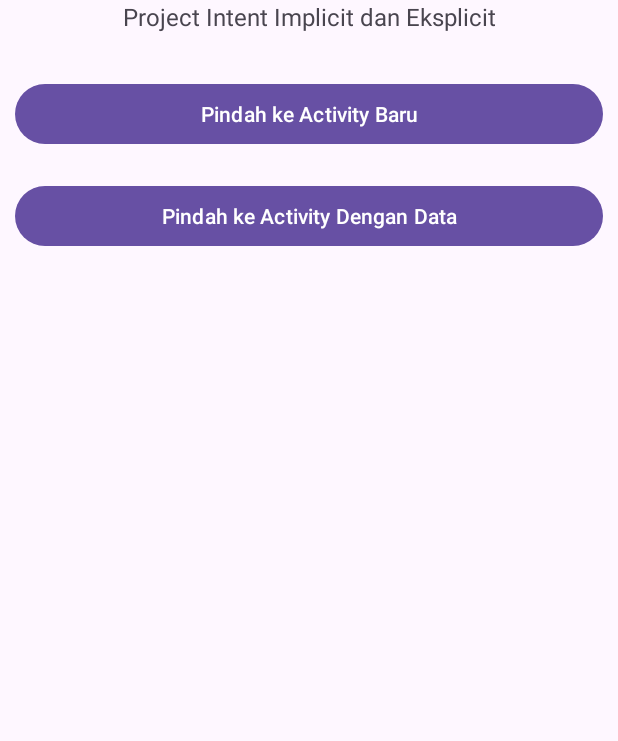
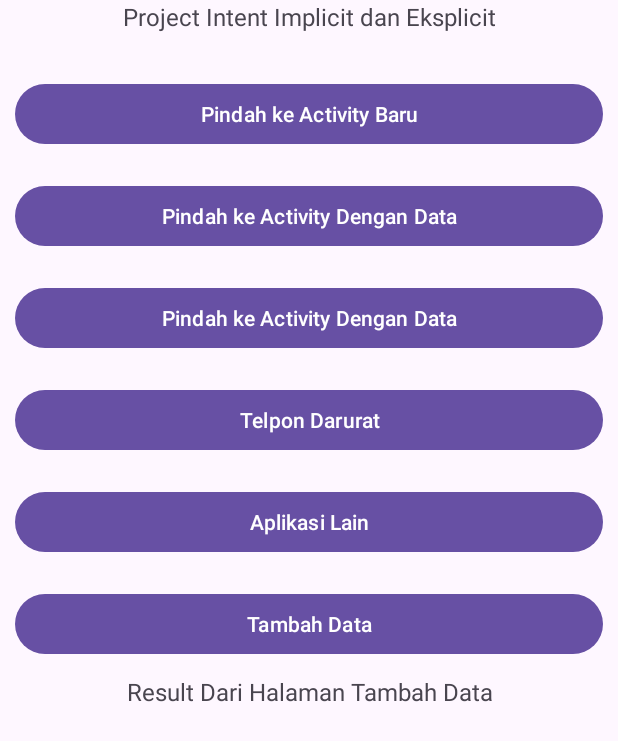
Before and after one commit to Revifaturahman/Interaksi-Activity, an Android app: the screen it shows after launch (MainActivity), on a phone screen of 412 x 824 dp. Shown: the top 741 px of the screen. Run offline under Robolectric (Android 15) with nearby library versions, the phone set to English and light mode, and no system bars.

```diff
--- a/app/build.gradle.kts
+++ b/app/build.gradle.kts
@@ -1,6 +1,7 @@
 plugins {
     alias(libs.plugins.android.application)
     alias(libs.plugins.kotlin.android)
+    id("kotlin-parcelize")
 }
 
 android {
--- a/app/src/main/AndroidManifest.xml
+++ b/app/src/main/AndroidManifest.xml
@@ -12,6 +12,12 @@
         android:supportsRtl="true"
         android:theme="@style/Theme.InteraksiActivity"
         tools:targetApi="31">
+        <activity
+            android:name=".TambahActivity"
+            android:exported="false" />
+        <activity
+            android:name=".PindahDenganObject"
+            android:exported="false" />
         <activity
             android:name=".PindahDenganData"
             android:exported="false" />
--- a/app/src/main/res/layout/activity_main.xml
+++ b/app/src/main/res/layout/activity_main.xml
@@ -18,7 +18,7 @@
         android:layout_marginBottom="20dp"/>
 
     <Button
-        android:id="@+id/btn_pindah"
+        android:id="@+id/btnPindah"
         android:layout_width="match_parent"
         android:layout_height="wrap_content"
         android:layout_margin="10dp"
@@ -26,11 +26,52 @@
         />
 
     <Button
-        android:id="@+id/btn_pindahdata"
+        android:id="@+id/btnPindahdata"
         android:layout_width="match_parent"
         android:layout_height="wrap_content"
         android:layout_margin="10dp"
         android:text="@string/pindah_halaman_data"
         />
 
+    <Button
+        android:id="@+id/btnPindahobject"
+        android:layout_width="match_parent"
+        android:layout_height="wrap_content"
+        android:layout_margin="10dp"
+        android:text="@string/pindah_halaman_object"
+        />
+
+    <Button
+        android:id="@+id/btnDial"
+        android:layout_width="match_parent"
+        android:layout_height="wrap_content"
+        android:layout_margin="10dp"
+        android:text="@string/call"
+        />
+
+    <Button
+        android:id="@+id/btnAnotherapps"
+        android:layout_width="match_parent"
+        android:layout_height="wrap_content"
+        android:layout_margin="10dp"
+        android:text="@string/apk_lain"
+        />
+
+    <Button
+        android:id="@+id/btnTambahData"
+        android:layout_width="match_parent"
+        android:layout_height="wrap_content"
+        android:layout_margin="10dp"
+        android:text="@string/tambah_data"
+        />
+
+    <TextView
+        android:id="@+id/result"
+        android:layout_width="match_parent"
+        android:layout_height="wrap_content"
+        android:text="@string/result"
+        android:textSize="16sp"
+        android:gravity="center"
+        android:layout_marginBottom="20dp"/>
+
 </LinearLayout>
--- a/app/src/main/res/values/strings.xml
+++ b/app/src/main/res/values/strings.xml
@@ -5,4 +5,13 @@
     <string name="second_activity">Ini adalah second activity</string>
     <string name="pindah_halaman_data">Pindah ke Activity Dengan Data</string>
     <string name="activity_data">Data di Terima</string>
+    <string name="pindah_halaman_object">Pindah ke Activity Dengan Data</string>
+    <string name="call">Telpon Darurat</string>
+    <string name="apk_lain">Aplikasi Lain</string>
+    <string name="tambah_data">Tambah Data</string>
+    <string name="result">Result Dari Halaman Tambah Data</string>
+    <string name="jenis_kelamin">Jenis Kelamin  </string>
+    <string name="laki_laki">Laki-Laki</string>
+    <string name="perempuan">Perempuan</string>
+    <string name="submit">Submit</string>
 </resources>
```
Also changed, not shown: app/src/main/java/com/example/interaksiactivity/MainActivity.kt (+42 -0 lines), app/src/main/java/com/example/interaksiactivity/Person.kt (added, +12 -0 lines), app/src/main/java/com/example/interaksiactivity/PindahDenganObject.kt (added, +31 -0 lines), app/src/main/java/com/example/interaksiactivity/TambahActivity.kt (added, +48 -0 lines), app/src/main/res/layout/activity_pindah_dengan_object.xml (added, +20 -0 lines), app/src/main/res/layout/activity_tambah.xml (added, +49 -0 lines).
